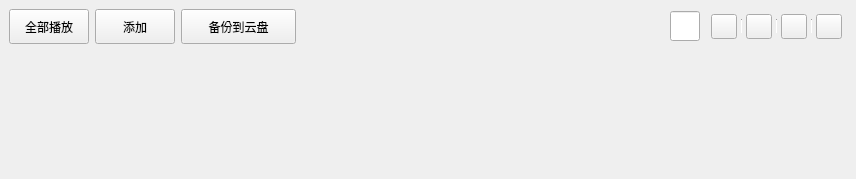
This is KuGouStart/LocalDownload/LocalSong/LocalSong.ui in a-mo-xi-wei/Qt-KuGouAppClient as Qt 5 draws it before an edit. The edited form follows.
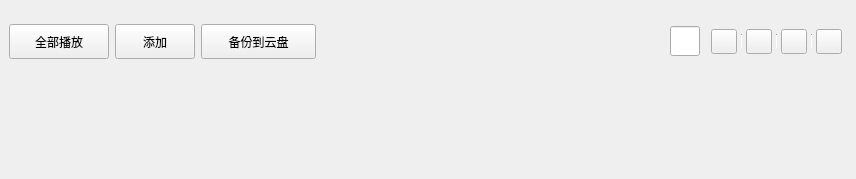
This is the edited form. Custom widgets are drawn as their Qt base class.

Patch:
```diff
--- a/KuGouStart/LocalDownload/LocalSong/LocalSong.ui
+++ b/KuGouStart/LocalDownload/LocalSong/LocalSong.ui
@@ -21,7 +21,7 @@
     <number>0</number>
    </property>
    <property name="topMargin">
-    <number>0</number>
+    <number>15</number>
    </property>
    <property name="rightMargin">
     <number>0</number>
@@ -36,7 +36,13 @@
        <widget class="QToolButton" name="local_play_toolButton">
         <property name="minimumSize">
          <size>
-          <width>80</width>
+          <width>100</width>
+          <height>35</height>
+         </size>
+        </property>
+        <property name="maximumSize">
+         <size>
+          <width>100</width>
           <height>35</height>
          </size>
         </property>
@@ -65,6 +71,12 @@
           <height>35</height>
          </size>
         </property>
+        <property name="maximumSize">
+         <size>
+          <width>80</width>
+          <height>35</height>
+         </size>
+        </property>
         <property name="cursor">
          <cursorShape>PointingHandCursor</cursorShape>
         </property>
@@ -87,6 +99,12 @@
           <height>35</height>
          </size>
         </property>
+        <property name="maximumSize">
+         <size>
+          <width>115</width>
+          <height>35</height>
+         </size>
+        </property>
         <property name="cursor">
          <cursorShape>PointingHandCursor</cursorShape>
         </property>
```
Left out of the diff: 4 changed lines with no effect on the pictures.
